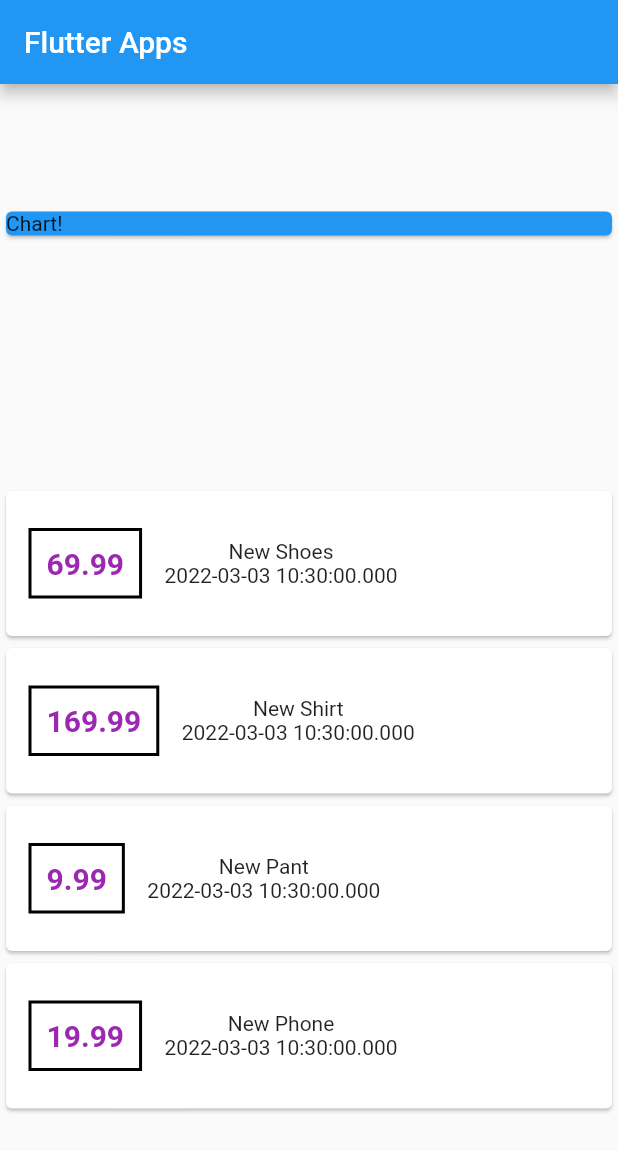
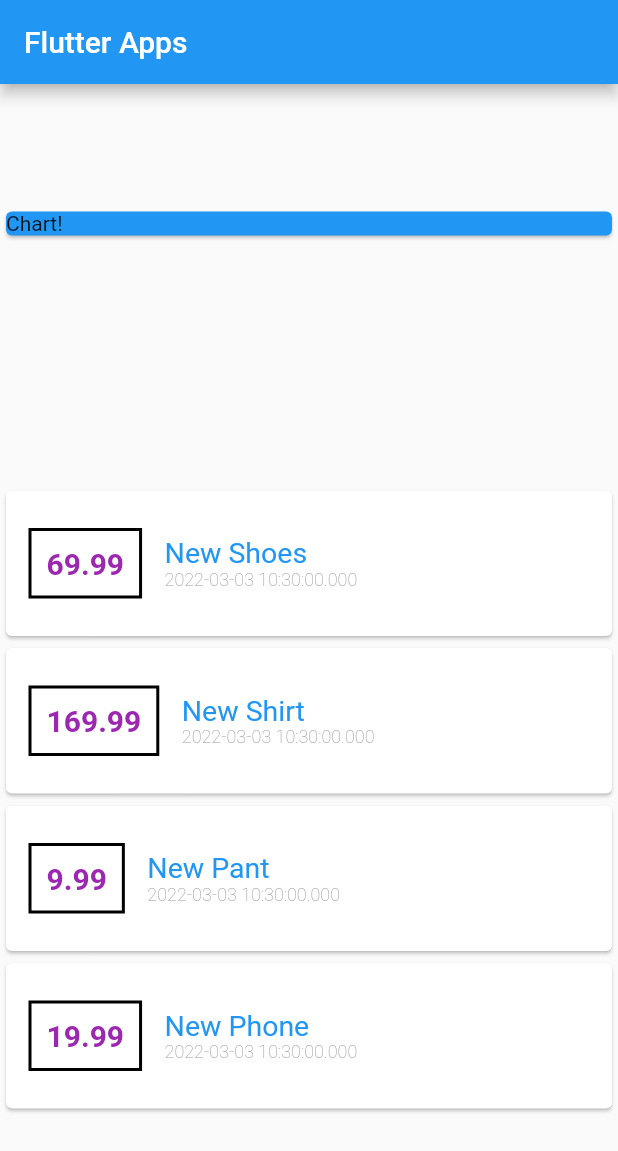
Before and after one commit to wasii/flutter_widget_styling, a Flutter app: the screen it shows after launch, on a phone screen of 412 x 824 dp. Shown: the top 1151 px of the screen. Run offline on Flutter 3.47's test engine with Material 2 defaults, Android fonts, the light colour scheme and no system bars.

Commit message:
styling title and datetime

```diff
--- a/lib/main.dart
+++ b/lib/main.dart
@@ -64,9 +64,24 @@
                           )),
                     ),
                     Column(
+                      crossAxisAlignment: CrossAxisAlignment.start,
                       children: <Widget>[
-                        Text(transaction.title),
-                        Text(transaction.date.toString()),
+                        Text(
+                          transaction.title,
+                          style: TextStyle(
+                            color: Colors.blue,
+                            fontWeight: FontWeight.w400,
+                            fontSize: 19,
+                          ),
+                        ),
+                        Text(
+                          transaction.date.toString(),
+                          style: TextStyle(
+                            color: Colors.grey,
+                            fontWeight: FontWeight.w200,
+                            fontSize: 12,
+                          ),
+                        ),
                       ],
                     ),
                   ],
```
